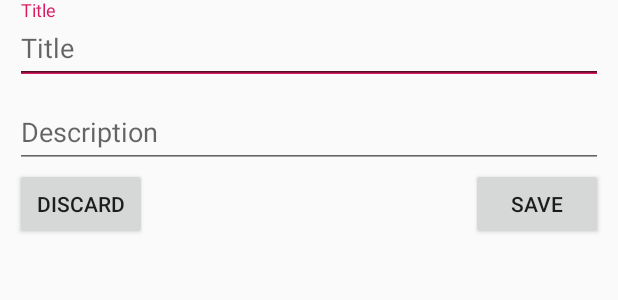
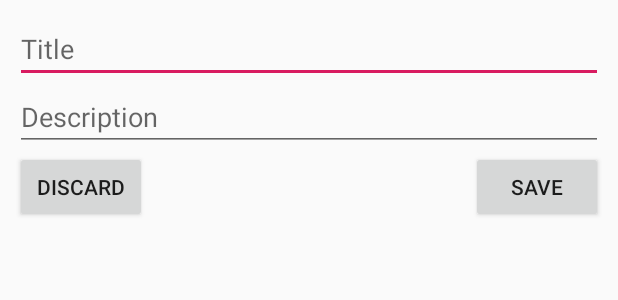
Before and after one commit to ozakeri/generatePassword, an Android app: the layout add_notes_layout_dialog.xml on its own in the app's theme, with its tools: preview values and no code run, on a phone screen of 412 x 824 dp. Shown: the top 300 px of the screen. Run offline under Robolectric (Android 15) with nearby library versions, the phone set to English and light mode, and no system bars.

Commit message:
commited by omid zakeri

```diff
--- a/app/src/main/java/samidsoft/co/passwordgenerator/MainActivity.java
+++ b/app/src/main/java/samidsoft/co/passwordgenerator/MainActivity.java
@@ -19,11 +19,14 @@ import androidx.core.app.ShareCompat;
 
 import org.adw.library.widgets.discreteseekbar.DiscreteSeekBar;
 
+import java.util.List;
 import java.util.Objects;
 
 import butterknife.BindView;
 import butterknife.ButterKnife;
 import butterknife.OnClick;
+import samidsoft.co.passwordgenerator.database.NoteRepository;
+import samidsoft.co.passwordgenerator.model.Note;
 import samidsoft.co.passwordgenerator.utils.PasswordGenerator;
 
 public class MainActivity extends AppCompatActivity {
@@ -125,7 +128,6 @@ public class MainActivity extends AppCompatActivity {
         super.onCreate(savedInstanceState);
         setContentView(R.layout.activity_main);
         ButterKnife.bind(this);
-
         setSupportActionBar(toolbar);
 
         lengthTitle.setText(String.format(getResources().getString(R.string.length),
--- a/app/src/main/res/layout/add_notes_layout_dialog.xml
+++ b/app/src/main/res/layout/add_notes_layout_dialog.xml
@@ -1,5 +1,5 @@
 <?xml version="1.0" encoding="utf-8"?>
-<androidx.constraintlayout.widget.ConstraintLayout xmlns:android="http://schemas.android.com/apk/res/android"
+<RelativeLayout xmlns:android="http://schemas.android.com/apk/res/android"
     xmlns:tools="http://schemas.android.com/tools"
     android:layout_width="match_parent"
     android:layout_height="wrap_content">
@@ -11,22 +11,7 @@
         tools:ignore="MissingConstraints">
 
 
-        <com.google.android.material.textfield.TextInputLayout
-            android:layout_width="match_parent"
-            android:layout_height="wrap_content">
 
-            <androidx.appcompat.widget.AppCompatEditText
-                android:layout_width="match_parent"
-                android:layout_height="wrap_content"
-                android:hint="@string/title" />
-
-        </com.google.android.material.textfield.TextInputLayout>
-
-
-        <com.google.android.material.textfield.TextInputLayout
-            android:id="@+id/input_layout_title1"
-            android:layout_width="match_parent"
-            android:layout_height="wrap_content">
 
             <androidx.appcompat.widget.AppCompatEditText
                 android:id="@+id/input_title1"
@@ -34,28 +19,20 @@
                 android:layout_height="wrap_content"
                 android:hint="@string/title" />
 
-        </com.google.android.material.textfield.TextInputLayout>
-
-        <com.google.android.material.textfield.TextInputLayout
-            android:id="@+id/input_layout_title2"
-            android:layout_width="match_parent"
-            android:layout_height="wrap_content"
-            android:layout_below="@+id/input_layout_title1">
-
             <androidx.appcompat.widget.AppCompatEditText
                 android:id="@+id/input_title2"
                 android:layout_width="match_parent"
                 android:layout_height="wrap_content"
+                android:layout_below="@+id/input_title1"
                 android:hint="@string/description" />
 
-        </com.google.android.material.textfield.TextInputLayout>
 
         <androidx.appcompat.widget.AppCompatButton
             android:id="@+id/btn_save"
             android:layout_width="wrap_content"
             android:layout_height="wrap_content"
             android:layout_centerHorizontal="true"
-            android:layout_below="@+id/input_layout_title2"
+            android:layout_below="@+id/input_title2"
             android:layout_alignParentRight="true"
             android:text="@string/save"
             android:layout_alignParentEnd="true" />
@@ -67,10 +44,10 @@
             android:layout_centerHorizontal="true"
             android:text="@string/discard"
             android:layout_alignParentLeft="true"
-            android:layout_below="@+id/input_layout_title2"
+            android:layout_below="@+id/input_title2"
             android:layout_alignParentStart="true" />
 
 
     </RelativeLayout>
 
-</androidx.constraintlayout.widget.ConstraintLayout>
+</RelativeLayout>
```
Also changed, not shown: app/src/main/java/samidsoft/co/passwordgenerator/NotesActivity.java (+86 -21 lines), app/src/main/java/samidsoft/co/passwordgenerator/adapter/NotesAdapter.java (added, +61 -0 lines), app/src/main/java/samidsoft/co/passwordgenerator/dao/NoteDao.java (+10 -5 lines), app/src/main/java/samidsoft/co/passwordgenerator/database/DatabaseClient.java (added, +28 -0 lines), app/src/main/java/samidsoft/co/passwordgenerator/database/NoteDatabase.java (+0 -13 lines), app/src/main/java/samidsoft/co/passwordgenerator/database/NoteRepository.java (+5 -5 lines).
